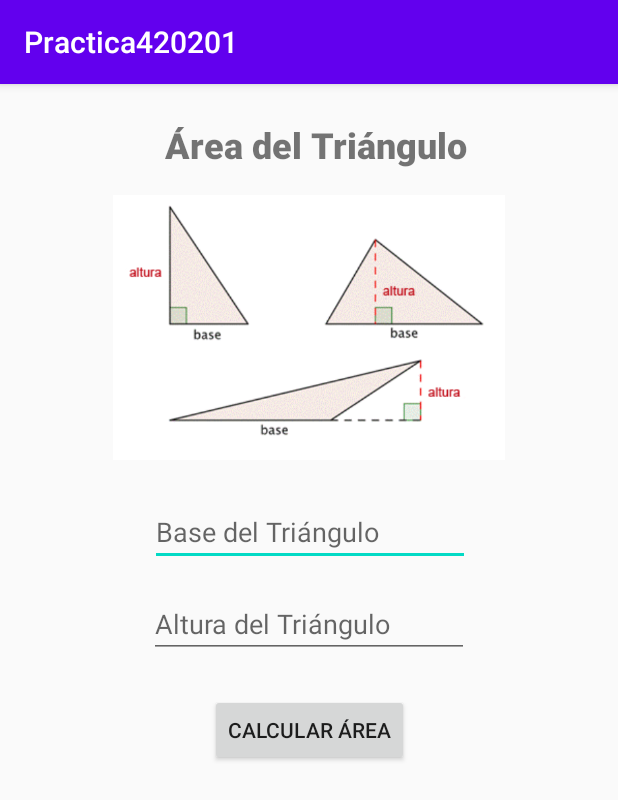
After one commit to Moviles-Udea-2020-1/Practica420201, an Android app: the fragment AreaTrianguloFragment shown on its own in the app's theme, on a phone screen of 412 x 824 dp. The commit adds this screen. Shown: the top 800 px of the screen. Run offline under Robolectric (Android 15) with nearby library versions, the light colour scheme and no system bars.

Commit message:
Se agrega el fragmento para calcular el area del triangulo

```diff
--- a/app/build.gradle
+++ b/app/build.gradle
@@ -30,6 +30,7 @@ dependencies {
     implementation 'androidx.core:core-ktx:1.3.2'
     implementation 'androidx.appcompat:appcompat:1.2.0'
     implementation 'androidx.constraintlayout:constraintlayout:2.0.1'
+    implementation 'androidx.legacy:legacy-support-v4:1.0.0'
     testImplementation 'junit:junit:4.12'
     androidTestImplementation 'androidx.test.ext:junit:1.1.2'
     androidTestImplementation 'androidx.test.espresso:espresso-core:3.3.0'
--- /dev/null
+++ b/app/src/main/java/com/edwinacubillos/practica420201/AreaTrianguloFragment.kt
@@ -0,0 +1,35 @@
+package com.edwinacubillos.practica420201
+
+import android.os.Bundle
+import android.view.LayoutInflater
+import android.view.View
+import android.view.ViewGroup
+import androidx.fragment.app.Fragment
+import kotlinx.android.synthetic.main.fragment_area_triangulo.*
+
+class AreaTrianguloFragment : Fragment() {
+
+    override fun onCreateView(
+        inflater: LayoutInflater, container: ViewGroup?,
+        savedInstanceState: Bundle?
+    ): View? {
+        // Inflate the layout for this fragment
+        return inflater.inflate(R.layout.fragment_area_triangulo, container, false)
+    }
+
+    override fun onViewCreated(view: View, savedInstanceState: Bundle?) {
+        super.onViewCreated(view, savedInstanceState)
+
+        calcular_area_triangulo_button.setOnClickListener {
+            val base = base_triangulo_edit_text.text.toString().toFloat()
+            val altura = altura_triangulo_edit_text.text.toString().toFloat()
+
+            var area = base * altura / 2
+
+            resultado_area_triangulo_text_view.text = "El área del triángulo es: $area"
+        }
+
+    }
+
+    companion object
+}
--- /dev/null
+++ b/app/src/main/res/layout/fragment_area_triangulo.xml
@@ -0,0 +1,89 @@
+<?xml version="1.0" encoding="utf-8"?>
+<androidx.constraintlayout.widget.ConstraintLayout xmlns:android="http://schemas.android.com/apk/res/android"
+    xmlns:app="http://schemas.android.com/apk/res-auto"
+    xmlns:tools="http://schemas.android.com/tools"
+    android:layout_width="match_parent"
+    android:layout_height="match_parent"
+    tools:context=".AreaTrianguloFragment">
+
+    <TextView
+        android:id="@+id/area_triangulo_text_view"
+        android:layout_width="wrap_content"
+        android:layout_height="wrap_content"
+        android:layout_marginStart="8dp"
+        android:layout_marginTop="24dp"
+        android:layout_marginEnd="8dp"
+        android:fontFamily="sans-serif-black"
+        android:text="@string/area_triangulo"
+        android:textSize="24sp"
+        app:layout_constraintEnd_toEndOf="parent"
+        app:layout_constraintHorizontal_bias="0.524"
+        app:layout_constraintStart_toStartOf="parent"
+        app:layout_constraintTop_toTopOf="parent" />
+
+    <ImageView
+        android:id="@+id/imageView"
+        android:layout_width="261dp"
+        android:layout_height="195dp"
+        android:layout_marginStart="8dp"
+        android:layout_marginTop="8dp"
+        android:layout_marginEnd="8dp"
+        android:contentDescription="@string/image_description"
+        android:src="@drawable/image013"
+        app:layout_constraintEnd_toEndOf="parent"
+        app:layout_constraintStart_toStartOf="parent"
+        app:layout_constraintTop_toBottomOf="@+id/area_triangulo_text_view" />
+
+    <EditText
+        android:id="@+id/base_triangulo_edit_text"
+        android:layout_width="wrap_content"
+        android:layout_height="wrap_content"
+        android:layout_marginStart="8dp"
+        android:layout_marginTop="16dp"
+        android:layout_marginEnd="8dp"
+        android:ems="10"
+        android:hint="@string/base_triangulo"
+        android:importantForAutofill="no"
+        android:inputType="numberDecimal"
+        app:layout_constraintEnd_toEndOf="parent"
+        app:layout_constraintHorizontal_bias="0.502"
+        app:layout_constraintStart_toStartOf="parent"
+        app:layout_constraintTop_toBottomOf="@+id/imageView" />
+
+    <EditText
+        android:id="@+id/altura_triangulo_edit_text"
+        android:layout_width="wrap_content"
+        android:layout_height="wrap_content"
+        android:layout_marginStart="8dp"
+        android:layout_marginTop="16dp"
+        android:layout_marginEnd="8dp"
+        android:ems="10"
+        android:hint="@string/altura_triangulo"
+        android:importantForAutofill="no"
+        android:inputType="numberDecimal"
+        app:layout_constraintEnd_toEndOf="parent"
+        app:layout_constraintStart_toStartOf="parent"
+        app:layout_constraintTop_toBottomOf="@+id/base_triangulo_edit_text" />
+
+    <Button
+        android:id="@+id/calcular_area_triangulo_button"
+        android:layout_width="wrap_content"
+        android:layout_height="wrap_content"
+        android:layout_marginStart="8dp"
+        android:layout_marginTop="24dp"
+        android:layout_marginEnd="8dp"
+        android:text="@string/calcular_area_triangulo_button"
+        app:layout_constraintEnd_toEndOf="parent"
+        app:layout_constraintStart_toStartOf="parent"
+        app:layout_constraintTop_toBottomOf="@+id/altura_triangulo_edit_text" />
+
+    <TextView
+        android:id="@+id/resultado_area_triangulo_text_view"
+        android:layout_width="0dp"
+        android:layout_height="0dp"
+        android:layout_marginTop="16dp"
+        app:layout_constraintEnd_toEndOf="parent"
+        app:layout_constraintStart_toStartOf="parent"
+        app:layout_constraintTop_toBottomOf="@+id/calcular_area_triangulo_button" />
+
+</androidx.constraintlayout.widget.ConstraintLayout>
--- a/app/src/main/res/values/strings.xml
+++ b/app/src/main/res/values/strings.xml
@@ -1,3 +1,9 @@
 <resources>
     <string name="app_name">Practica420201</string>
+    <string name="hello_blank_fragment">Hello blank fragment</string>
+    <string name="area_triangulo">Área del Triángulo</string>
+    <string name="base_triangulo">Base del Triángulo</string>
+    <string name="altura_triangulo">Altura del Triángulo</string>
+    <string name="calcular_area_triangulo_button">Calcular Área</string>
+    <string name="image_description">Partes del triangulo</string>
 </resources>
```
Also changed, not shown: app/src/main/res/drawable/image013.gif (added).
